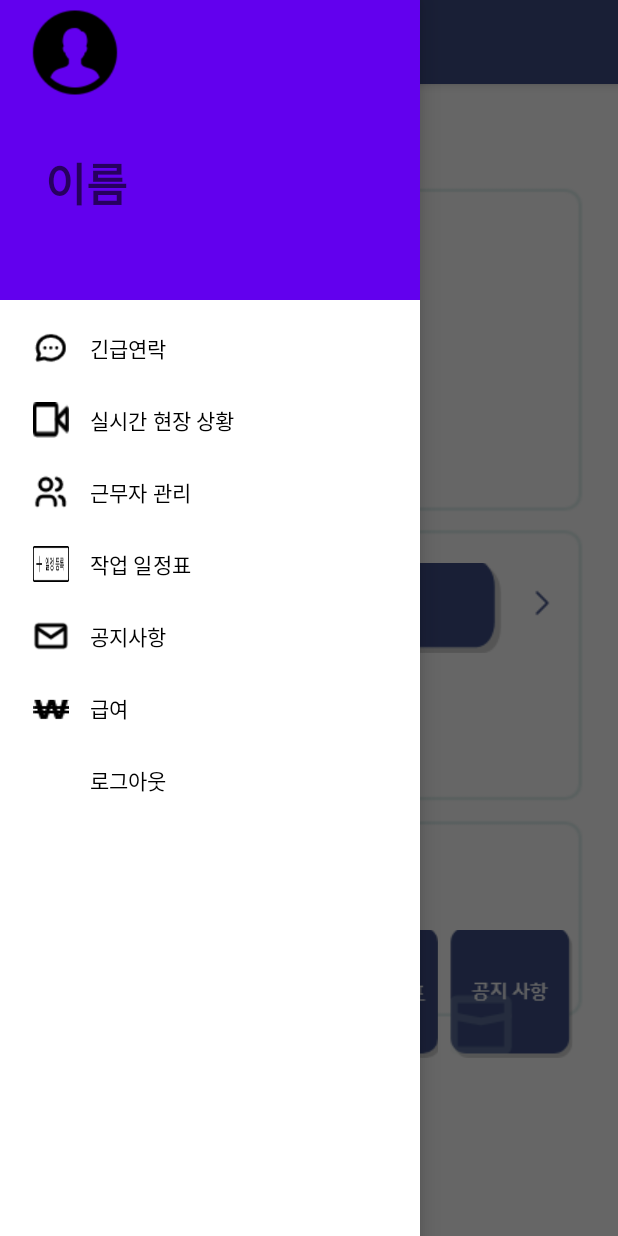
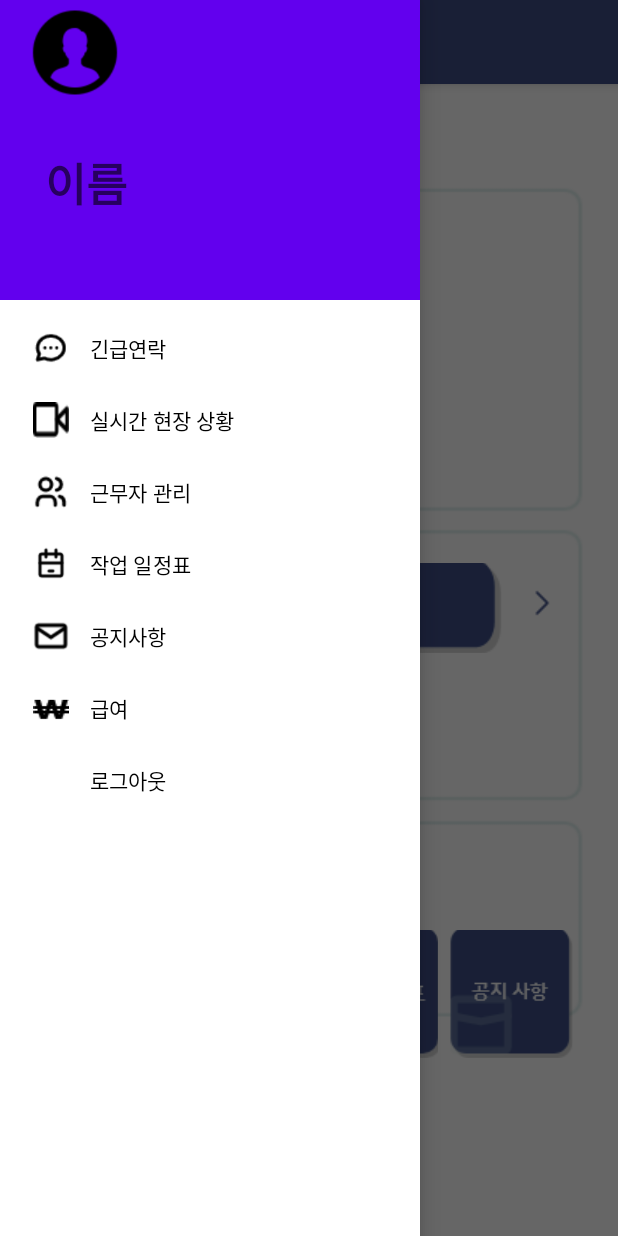
Before and after one commit to olnuyh/SafetyHat_Admin, an Android app: the MainActivity screen opened directly, with no data from a screen before it, with the side drawer open, on a phone screen of 412 x 824 dp. Run offline under Robolectric (Android 15) with nearby library versions, the phone set to English and light mode, and no system bars; our stand-ins replace Volley; network calls fail; pictures from the network do not load.

Commit message:
작업일정표 아이콘 변경

```diff
--- a/app/src/main/java/com/example/admin/SosActivity.kt
+++ b/app/src/main/java/com/example/admin/SosActivity.kt
@@ -1,5 +1,6 @@
 package com.example.admin
 
+import android.app.Activity
 import android.os.Bundle
 import android.util.Log
 import androidx.appcompat.app.AppCompatActivity
--- a/app/src/main/res/layout/activity_main.xml
+++ b/app/src/main/res/layout/activity_main.xml
@@ -275,7 +275,7 @@
             android:layout_marginTop="620dp"
             android:layout_marginEnd="8dp"
             android:background="@android:color/transparent"
-            android:src="@drawable/calender_mainbtn"
+            android:src="@drawable/calendar_mainbtn"
             android:text="작업 일정표"
             app:layout_constraintEnd_toStartOf="@+id/mainNotification"
             app:layout_constraintTop_toTopOf="parent" />
--- a/app/src/main/res/layout/activity_read_calendar.xml
+++ b/app/src/main/res/layout/activity_read_calendar.xml
@@ -26,7 +26,7 @@
         android:layout_width="335dp"
         android:layout_height="2dp"
         android:layout_marginTop="160dp"
-        android:background="@drawable/calender_line"
+        android:background="@drawable/calendar_line"
         app:layout_constraintEnd_toEndOf="parent"
         app:layout_constraintStart_toStartOf="parent"
         app:layout_constraintTop_toTopOf="parent"></View>
@@ -35,7 +35,7 @@
         android:layout_width="335dp"
         android:layout_height="2dp"
         android:layout_marginTop="540dp"
-        android:background="@drawable/calender_line"
+        android:background="@drawable/calendar_line"
         app:layout_constraintEnd_toEndOf="parent"
         app:layout_constraintStart_toStartOf="parent"
         app:layout_constraintTop_toTopOf="parent"></View>
--- a/app/src/main/res/layout/activity_read_notification.xml
+++ b/app/src/main/res/layout/activity_read_notification.xml
@@ -25,7 +25,7 @@
         android:layout_width="335dp"
         android:layout_height="2dp"
         android:layout_marginTop="160dp"
-        android:background="@drawable/calender_line"
+        android:background="@drawable/calendar_line"
         app:layout_constraintEnd_toEndOf="parent"
         app:layout_constraintStart_toStartOf="parent"
         app:layout_constraintTop_toTopOf="parent"></View>
--- a/app/src/main/res/menu/navigation_menu.xml
+++ b/app/src/main/res/menu/navigation_menu.xml
@@ -14,7 +14,7 @@
         android:title="근무자 관리"/>
     <item
         android:id="@+id/menuCalendar"
-        android:icon="@drawable/calender_btn"
+        android:icon="@drawable/calendar_icon"
         android:title="작업 일정표"/>
     <item
         android:id="@+id/menuNotification"
```
Also changed, not shown: app/src/main/res/drawable/calendar_line.xml (renamed from app/src/main/res/drawable/calender_line.xml), app/src/main/res/drawable/calendar_mainbtn.png (renamed from app/src/main/res/drawable/calender_mainbtn.png).
